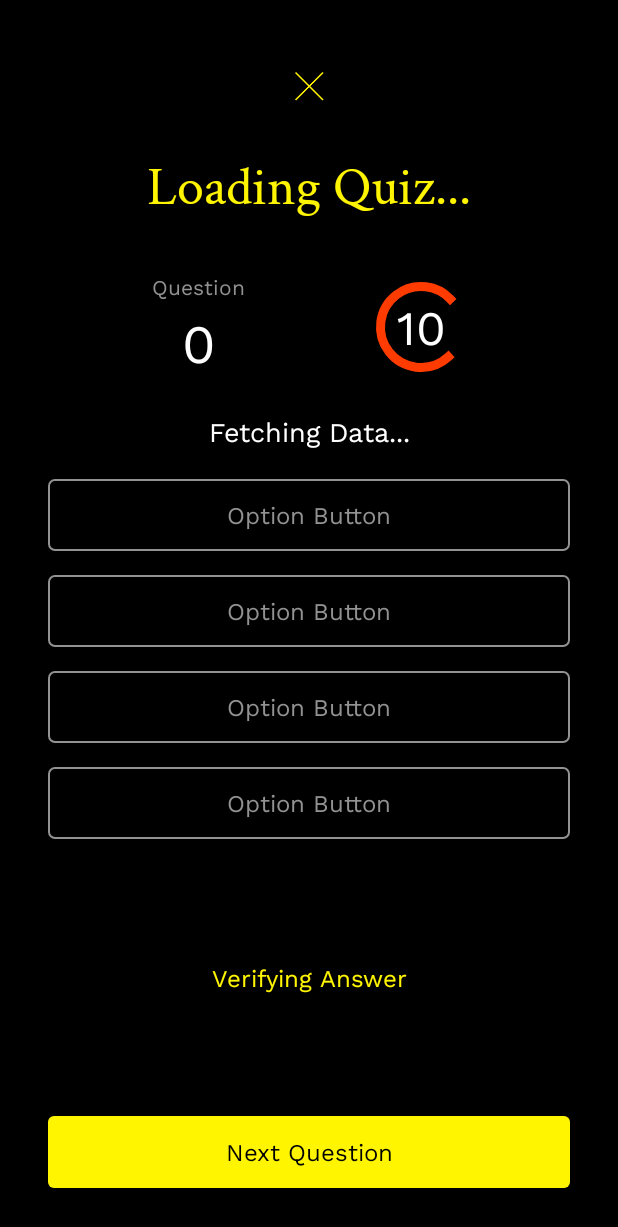
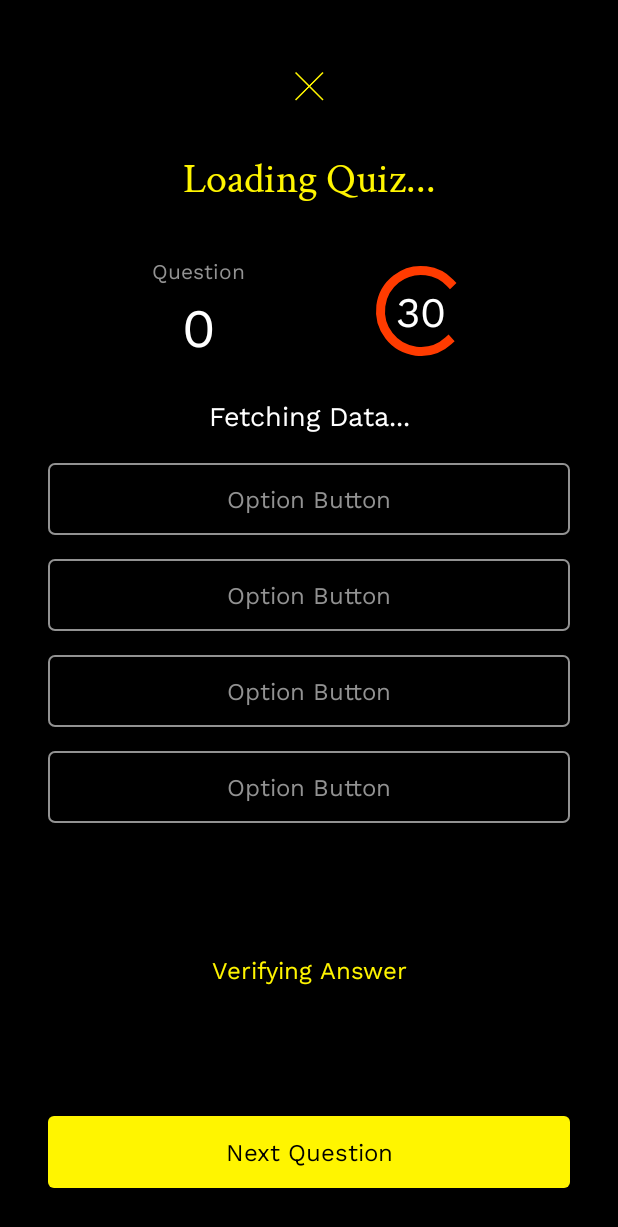
Before and after one commit to GeraudLuku/Squezap, an Android app: the fragment QuizFragment placed in its activity, on a phone screen of 412 x 824 dp. Shown: the top 1227 px of the screen. Run offline under Robolectric (Android 15) with nearby library versions, the phone set to English and light mode, and no system bars; our stand-ins replace Firebase (no records; nobody signed in at launch, a user with empty details on screens opened directly), RxJava; pictures from the network do not load; 4 statements that could not run were skipped.

Commit message:
Ui bug fixes

```diff
--- a/app/src/main/res/layout/fragment_details.xml
+++ b/app/src/main/res/layout/fragment_details.xml
@@ -39,11 +39,13 @@
         android:layout_marginTop="24dp"
         android:layout_marginEnd="32dp"
         android:fontFamily="@font/work_sans"
-        android:text="Quiz Description"
+        android:text="f you want to take a snapshot of a MutableSet you can do so, just as you canwith a MutableList. You can use the toSet function, for example, to take animmutable copy of mFriendSet, and assign the copy to a new variable namedfriendSetCopy:"
         android:textColor="@android:color/white"
         android:maxLines="6"
         android:textSize="16sp"
         android:scrollbars="vertical"
+        android:scrollbarTrackVertical="@color/white"
+        android:scrollbarThumbVertical="@drawable/primary_btn_bg"
         app:layout_constraintEnd_toEndOf="parent"
         app:layout_constraintStart_toStartOf="parent"
         app:layout_constraintTop_toBottomOf="@+id/details_title"
--- a/app/src/main/res/layout/fragment_quiz.xml
+++ b/app/src/main/res/layout/fragment_quiz.xml
@@ -30,9 +30,10 @@
         android:layout_marginEnd="32dp"
         android:fontFamily="@font/crimson_text"
         android:text="Loading Quiz..."
+        android:maxLines="2"
         android:textAlignment="center"
         android:textColor="@color/colorPrimary"
-        android:textSize="36sp"
+        android:textSize="28sp"
         app:layout_constraintEnd_toEndOf="parent"
         app:layout_constraintStart_toStartOf="parent"
         app:layout_constraintTop_toBottomOf="@+id/quiz_close_btn" />
@@ -78,9 +79,9 @@
         android:layout_width="wrap_content"
         android:layout_height="wrap_content"
         android:fontFamily="@font/work_sans"
-        android:text="10"
+        android:text="30"
         android:textColor="@android:color/white"
-        android:textSize="32sp"
+        android:textSize="28sp"
         app:layout_constraintBottom_toBottomOf="@+id/quiz_question_progress"
         app:layout_constraintEnd_toEndOf="@+id/quiz_question_progress"
         app:layout_constraintStart_toStartOf="@+id/quiz_question_progress"
@@ -97,6 +98,9 @@
         android:scrollbars="vertical"
         android:maxLines="4"
         android:text="Fetching Data..."
+        android:fadeScrollbars="false"
+        android:scrollbarTrackVertical="@color/white"
+        android:scrollbarThumbVertical="@drawable/primary_btn_bg"
         android:textAlignment="center"
         android:textColor="@android:color/white"
         android:textSize="18sp"
@@ -210,4 +214,5 @@
         app:layout_constraintBottom_toBottomOf="parent"
         app:layout_constraintEnd_toEndOf="parent"
         app:layout_constraintStart_toStartOf="parent" />
+
 </androidx.constraintlayout.widget.ConstraintLayout>
```
